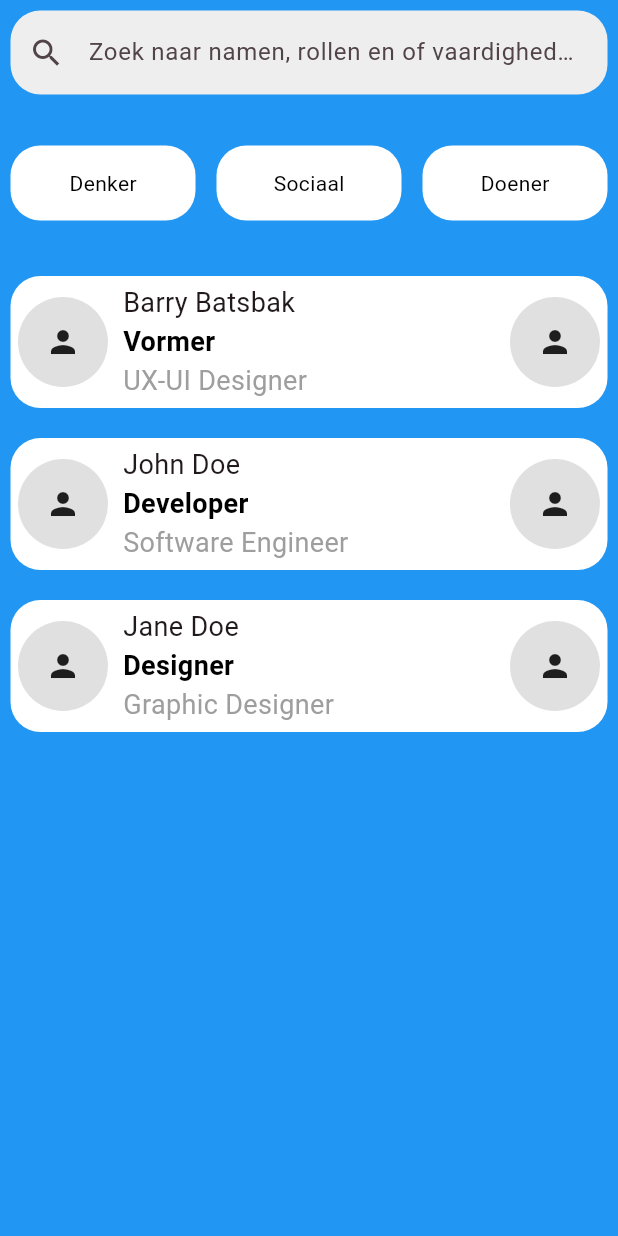
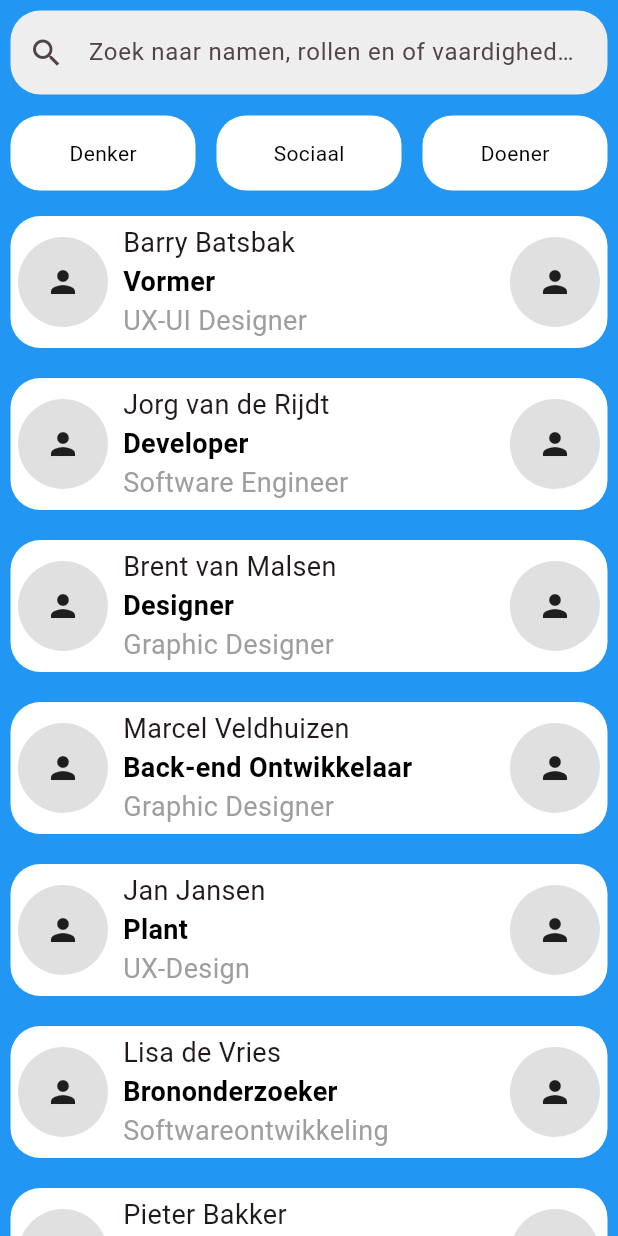
Before and after one commit to brentvanmalsen/rolradar, a Flutter app: the OntdekPage screen opened directly, on a phone screen of 412 x 824 dp. Run offline on Flutter 3.47's test engine with Material 3 defaults, Android fonts, the phone set to English and light mode, and no system bars.

Commit message:
profielen toegevoegd wat zorgt voor een scroll in de pagina

```diff
--- a/lib/ontdek_page.dart
+++ b/lib/ontdek_page.dart
@@ -135,7 +135,7 @@ class OntdekPage extends StatelessWidget {
                 ),
               ),
             ),
-            SizedBox(height: 20),
+            SizedBox(height: 0),
             Row(
               mainAxisAlignment: MainAxisAlignment.spaceEvenly,
               children: [
@@ -193,13 +193,21 @@ class OntdekPage extends StatelessWidget {
             ),
             SizedBox(
                 height:
-                    20), // Ruimte onder de knoppen en boven de profiel sectie
+                    0), // Ruimte onder de knoppen en boven de profiel sectie
             // Profiel sectie
             _buildProfile(context, 'Barry Batsbak', 'Vormer', 'UX-UI Designer'),
             _buildProfile(
-                context, 'John Doe', 'Developer', 'Software Engineer'),
-            _buildProfile(context, 'Jane Doe', 'Designer', 'Graphic Designer'),
-            // Voeg hier meer profielen toe indien nodig
+                context, 'Jorg van de Rijdt', 'Developer', 'Software Engineer'),
+            _buildProfile(
+                context, 'Brent van Malsen', 'Designer', 'Graphic Designer'),
+            _buildProfile(context, 'Marcel Veldhuizen', 'Back-end Ontwikkelaar',
+                'Graphic Designer'),
+
+            _buildProfile(context, 'Jan Jansen', 'Plant', 'UX-Design'),
+            _buildProfile(context, 'Lisa de Vries', 'Brononderzoeker',
+                'Softwareontwikkeling'),
+            _buildProfile(
+                context, 'Pieter Bakker', 'Teamwerker', 'Productmanagement'),
           ],
         ),
       ),
```
